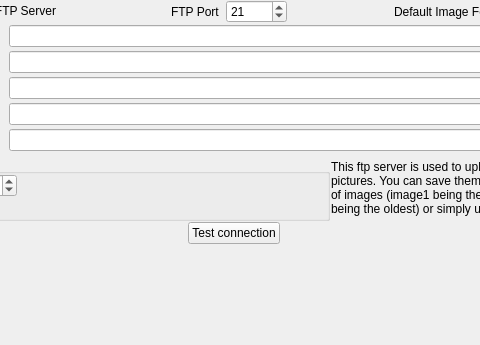
The window that qsstv/config/ftpconfig.ui (xdsopl/qsstv) describes before a commit, drawn with Qt 5; both pictures show x 142 to 622 and y 0 to 345 of the 751 by 517 pixel window.
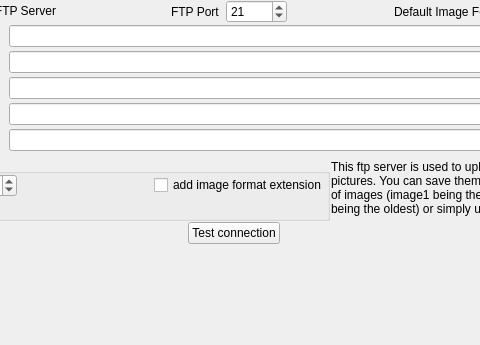
The same window after the commit.

```diff
--- a/qsstv/config/ftpconfig.ui
+++ b/qsstv/config/ftpconfig.ui
@@ -501,6 +501,13 @@
             </property>
            </spacer>
           </item>
+          <item>
+           <widget class="QCheckBox" name="addExtensionCheckBox">
+            <property name="text">
+             <string>add image format extension</string>
+            </property>
+           </widget>
+          </item>
          </layout>
         </item>
         <item>
```
